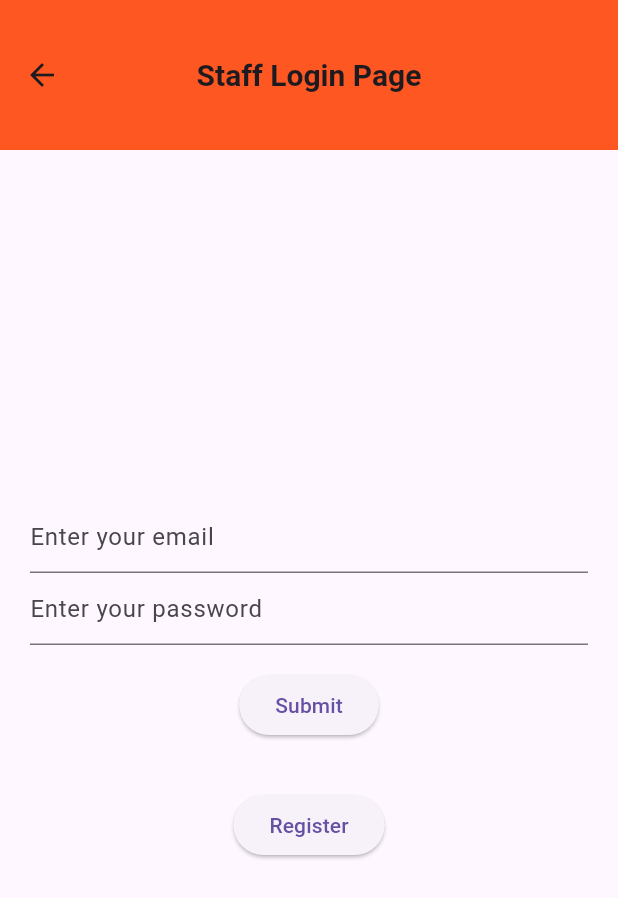
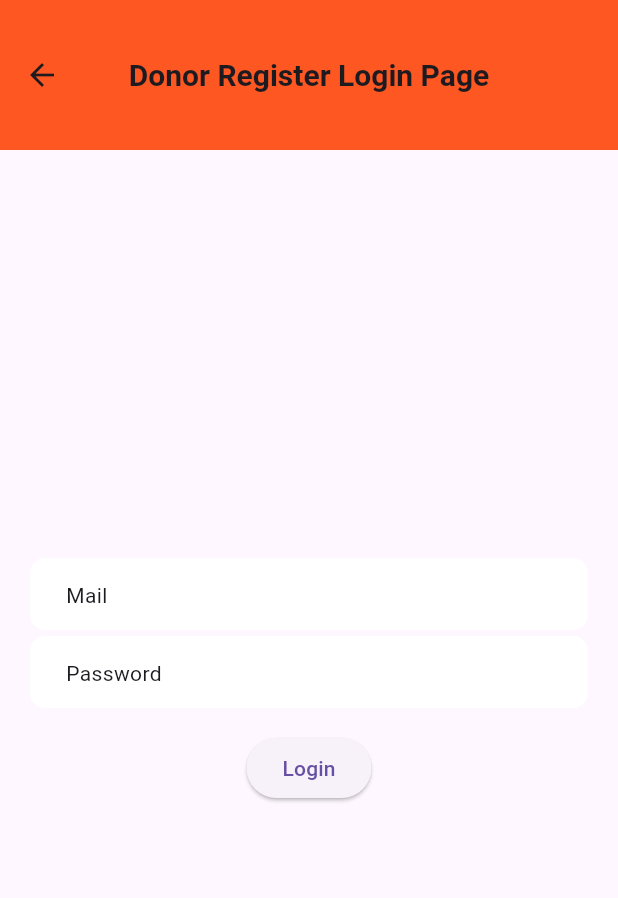
Before and after one commit to caglaar/blood_donor-mobil, a Flutter app: the screen it shows after launch, after a tap on "Donor Login", on a phone screen of 412 x 824 dp. Shown: the top 898 px of the screen. Run offline on Flutter 3.47's test engine with Material 3 defaults, Android fonts, the phone set to English and light mode, and no system bars; drawn by our look-alikes of flutter_form_builder; our stand-ins replace cloud_firestore, firebase_core, form_builder_validators; accounts and stored records are empty.

Commit message:
added register firebase future but login didnt add

```diff
--- a/lib/models/user_models/admin_model.dart
+++ b/lib/models/users_models/admin_model.dart
@@ -1,4 +1,4 @@
-import 'package:e_blood_donor/models/user_models/user_model.dart';
+import 'package:e_blood_donor/models/users_models/user_model.dart';
 
 class AdminModel extends UserModel {
   late String hospitalId;
--- /dev/null
+++ b/lib/models/users_models/donor_model.dart
@@ -0,0 +1,76 @@
+import 'package:e_blood_donor/const/random_id_create.dart';
+import 'package:e_blood_donor/models/users_models/user_model.dart';
+
+class DonorModel extends UserModel {
+  late String donorId;
+  late String bloodGroup;
+
+  DonorModel({
+    required String userId,
+    required String mail,
+    required String name,
+    required String surname,
+    required String birthDate,
+    required String phoneNumber,
+    required String password,
+    required String gender,
+    required this.bloodGroup,
+    required this.donorId,
+  }) : super(
+          userId: userId,
+          mail: mail,
+          name: name,
+          surname: surname,
+          birthDate: birthDate,
+          phoneNumber: phoneNumber,
+          password: password,
+          gender: gender,
+        );
+
+  DonorModel copyWith({
+    String? userId,
+    String? mail,
+    String? name,
+    String? surname,
+    String? birthDate,
+    String? phoneNumber,
+    String? password,
+    String? gender,
+    String? bloodGroup,
+    String? donorId,
+  }) {
+    return DonorModel(
+      userId: userId ?? this.userId,
+      mail: mail ?? this.mail,
+      name: name ?? this.name,
+      surname: surname ?? this.surname,
+      birthDate: birthDate ?? this.birthDate,
+      phoneNumber: phoneNumber ?? this.phoneNumber,
+      password: password ?? this.password,
+      gender: gender ?? this.gender,
+      bloodGroup: bloodGroup ?? this.bloodGroup,
+      donorId: donorId ?? this.donorId,
+    );
+  }
+
+  static DonorModel getEmptyClass() {
+    return DonorModel(
+      userId: "",
+      mail: "",
+      name: "",
+      surname: "",
+      birthDate: "",
+      phoneNumber: "",
+      password: "",
+      gender: "",
+      bloodGroup: "",
+      donorId: "",
+    );
+  }
+
+  @override
+  String toString() {
+    // TODO: implement toString
+    return "NAME=$name\n SURNAME=$surname\n MAIL=$mail \n USER_ID=$userId\n BIRTH_DATE=$birthDate\n PHONE_NUMBER=$phoneNumber\n PASSWORD=$password\n GENDER=$gender\n BLOOD_GROUP=$bloodGroup\n DONOR_ID=$donorId";
+  }
+}
--- a/lib/pages/adminHomePage/admin_login_page.dart
+++ b/lib/pages/adminPage/admin_login_page.dart
@@ -1,4 +1,4 @@
-import 'package:e_blood_donor/const/colorConst.dart';
+import 'package:e_blood_donor/const/color_const.dart';
 import 'package:flutter/material.dart';
 
 class AdminLoginPage extends StatefulWidget {
--- /dev/null
+++ b/lib/pages/donorPage/donor_login_page.dart
@@ -0,0 +1,86 @@
+import 'package:e_blood_donor/const/color_const.dart';
+import 'package:e_blood_donor/providers/donorProvider/login_provider.dart';
+import 'package:e_blood_donor/widgets/homeWidgets/form_register.dart';
+import 'package:flutter/material.dart';
+import 'package:flutter_form_builder/flutter_form_builder.dart';
+import 'package:form_builder_validators/form_builder_validators.dart';
+import 'package:provider/provider.dart';
+
+
+class DonorLoginPage extends StatelessWidget {
+  const DonorLoginPage({Key? key}) : super(key: key);
+
+  @override
+  Widget build(BuildContext context) {
+    return Scaffold(
+      appBar: AppBar(
+        title: const Text(
+          "Donor Register Login Page",
+          style: TextStyle(fontSize: 20, fontWeight: FontWeight.bold),
+        ),
+        centerTitle: true,
+        toolbarHeight: 100,
+        backgroundColor: ColorStyles.appBarBackgroundColor,
+      ),
+      body: Center(
+        child: Padding(
+          padding: const EdgeInsets.all(20.0),
+          child: Consumer<DonorLoginProvider>(
+            builder: (context, donorLoginProvider, child) {
+              return FormBuilder(
+                key: donorLoginProvider.formKey,
+                onChanged: () {
+                  donorLoginProvider.formKey.currentState!.save();
+                },
+                child: SingleChildScrollView(
+                  child: Column(
+                    crossAxisAlignment: CrossAxisAlignment.center,
+                    mainAxisAlignment: MainAxisAlignment.center,
+                    children: [
+                      FormRegister(
+                        initialValue: donorLoginProvider.donor.mail,
+                        keyValue: 'mail',
+                        hintText: 'Mail',
+                         validator: FormBuilderValidators.compose([
+                          FormBuilderValidators.required(),
+                          FormBuilderValidators.email(),
+                        ]),
+                      ),
+                      const SizedBox(
+                        height: 4,
+                      ),
+                      FormRegister(
+                        initialValue: donorLoginProvider.donor.password,
+                        keyValue: 'password',
+                        hintText: 'Password',
+                      ),
+                      Padding(
+                        padding: const EdgeInsets.symmetric(vertical: 16.0),
+                        child: ElevatedButton(
+                          onPressed: () {
+                            if (donorLoginProvider.formKey.currentState!
+                                .saveAndValidate()) {
+                              donorLoginProvider.formKey.currentState!.save();
+                              donorLoginProvider.donor =
+                                  donorLoginProvider.donor.copyWith(
+                                mail: donorLoginProvider
+                                    .formKey.currentState!.value['mail'],
+                                password: donorLoginProvider
+                                    .formKey.currentState!.value['password'],
+                              );
+                            }
+                          },
+                          child: const Text('Login'),
+                        ),
+                      ),
+                    ],
+                  ),
+                ),
+              );
+            },
+          ),
+        ),
+      ),
+    );
+  }
+}
--- a/lib/pages/donorHomePage/donor_login_page.dart
+++ b/lib/pages/staffPage/staff_login_page.dart
@@ -1,15 +1,14 @@
-import 'package:e_blood_donor/const/colorConst.dart';
-import 'package:e_blood_donor/pages/donorHomePage/donor_register_page.dart';
+import 'package:e_blood_donor/const/color_const.dart';
 import 'package:flutter/material.dart';
 
-class DonorLoginPage extends StatefulWidget {
-  const DonorLoginPage({Key? key}) : super(key: key);
+class StaffLoginPage extends StatefulWidget {
+  const StaffLoginPage({Key? key}) : super(key: key);
 
   @override
-  State<DonorLoginPage> createState() => _DonorLoginPageState();
+  State<StaffLoginPage> createState() => _StaffLoginPageState();
 }
 
-class _DonorLoginPageState extends State<DonorLoginPage> {
+class _StaffLoginPageState extends State<StaffLoginPage> {
   final GlobalKey<FormState> _formKey = GlobalKey<FormState>();
   TextEditingController _emailController = TextEditingController();
   TextEditingController _passwordController = TextEditingController();
@@ -68,15 +67,6 @@ class _DonorLoginPageState extends State<DonorLoginPage> {
                     child: const Text('Submit'),
                   ),
                 ),
-                Padding(
-                  padding: const EdgeInsets.symmetric(vertical: 16.0),
-                  child: ElevatedButton(
-                    onPressed: () {
-                      Navigator.of(context).push(MaterialPageRoute(builder: (context) => const DonorRegisterPage()));
-                    },
-                    child: const Text('Register'),
-                  ),
-                ),
               ],
             ),
           ),
--- /dev/null
+++ b/lib/providers/donorProvider/login_provider.dart
@@ -0,0 +1,60 @@
+import 'package:e_blood_donor/models/users_models/donor_model.dart';
+import 'package:flutter/material.dart';
+import 'package:flutter_form_builder/flutter_form_builder.dart';
+import 'package:cloud_firestore/cloud_firestore.dart';
+
+class DonorLoginProvider extends ChangeNotifier {
+  GlobalKey<FormBuilderState> formKey = GlobalKey<FormBuilderState>();
+  DonorModel _donor = DonorModel.getEmptyClass();
+
+  Future<bool> checkUserCredentials() async {
+  FirebaseFirestore firestore = FirebaseFirestore.instance;
+
+  try {
+    QuerySnapshot querySnapshot = await firestore
+        .collection('users')
+        .where('mail', isEqualTo: _donor.mail)
+        .limit(1)
+        .get();
+
+    if (querySnapshot.docs.isNotEmpty) {
+      // Kullanıcı bulundu,
+      var userDoc = querySnapshot.docs.first;
+      var userData = userDoc.data()  ;
+      String savedPassword = userData['password'] ?? "";
+
+      if (savedPassword == donor.password) {
+        // Şifre eşleşiyor
+        _donor.name = userData['name'] ?? "";
+        _donor.surname = userData['surname'] ?? "";
+        _donor.phoneNumber = userData['phoneNumber'] ?? "";
+        _donor.userId = userData['userId'] ?? "";
+        _donor.birthDate = userData['birthDate'] ?? "";
+        _donor.gender = userData['gender'] ?? "";
+
+      return (true);
+
+      } else {
+        print('Şifre eşleşmiyor!');
+        return (false);
+      }
+    } else {
+      print('Kullanıcı bulunamadı!');
+      return (false);
+    }
+  } catch (e) {
+    print('Veri okuma hatası: $e');
+    return (false);
+
+  }
+}
+
+
+  DonorModel get donor => _donor;
+
+  set donor(DonorModel value) {
+    _donor = value;
+    checkUserCredentials();
+    notifyListeners();
+  }
+}
--- /dev/null
+++ b/lib/providers/donorProvider/register_provider.dart
@@ -0,0 +1,47 @@
+import 'package:e_blood_donor/models/users_models/donor_model.dart';
+import 'package:flutter/material.dart';
+import 'package:flutter_form_builder/flutter_form_builder.dart';
+import 'package:cloud_firestore/cloud_firestore.dart';
+
+class DonorRegisterProvider extends ChangeNotifier {
+  GlobalKey<FormBuilderState> formKey = GlobalKey<FormBuilderState>();
+  DonorModel _donor = DonorModel.getEmptyClass();
+
+  void addDonor(FirebaseFirestore _firestore) async {
+  try {
+    await _firestore.collection('users').add({
+      'gender': donor.gender,
+      'name': donor.name,
+      'birthDate': donor.birthDate,
+      'mail': donor.mail,
+      'surname': donor.surname,
+      'password': donor.password,
+      'phoneNumber': donor.phoneNumber,
+      'userId': donor.userId
+    });
+    try {
+      await _firestore.collection('donors').add({
+      'bloodGroup': donor.bloodGroup,
+      'donorId': donor.donorId,
+      'userId': donor.userId
+    });
+    print("Donor Başarılı olusturuldu");
+    } catch (e) {
+      print("Donor bilgileri ekleme hatası");
+    }
+    print('User Bilgileri Başarılı olustu başarıyla eklendi.');
+  } catch (e) {
+    print('User ekleme hatası: $e');
+  }
+}
+
+
+  DonorModel get donor => _donor;
+
+  set donor(DonorModel value) {
+    _donor = value;
+    final FirebaseFirestore _firestore = FirebaseFirestore.instance;
+    addDonor(_firestore);
+    notifyListeners();
+  }
+}
--- a/lib/providers/register_provider.dart
+++ /dev/null
@@ -1,15 +0,0 @@
-import 'package:e_blood_donor/models/user_models/donor_model.dart';
-import 'package:flutter/material.dart';
-import 'package:flutter_form_builder/flutter_form_builder.dart';
-
-class RegisterProvider extends ChangeNotifier {
-  GlobalKey<FormBuilderState> formKey = GlobalKey<FormBuilderState>();
-  DonorModel _donor = DonorModel.getEmptyClass();
-
-  DonorModel get donor => _donor;
-
-  set donor(DonorModel value) {
-    _donor = value;
-    notifyListeners();
-  }
-}
--- a/lib/setup_provider.dart
+++ b/lib/setup_provider.dart
@@ -1,5 +1,6 @@
 
-import 'package:e_blood_donor/providers/register_provider.dart';
+import 'package:e_blood_donor/providers/donorProvider/login_provider.dart';
+import 'package:e_blood_donor/providers/donorProvider/register_provider.dart';
 import 'package:provider/provider.dart';
 import 'package:provider/single_child_widget.dart';
 
@@ -8,8 +9,9 @@ import 'package:provider/single_child_widget.dart';
 class SetupProviders {
   static List<SingleChildWidget> get providers => [
         ChangeNotifierProvider(
-          create: (context) => RegisterProvider()),
-
+          create: (context) => DonorRegisterProvider()),
+        ChangeNotifierProvider(
+          create: (context) => DonorLoginProvider()),
 
       ];
 
--- a/lib/widgets/homeWidgets/button_home.dart
+++ b/lib/widgets/homeWidgets/button_home.dart
@@ -1,10 +1,10 @@
-import 'package:e_blood_donor/const/buttonConsts.dart';
-import 'package:e_blood_donor/const/textConsts.dart';
+import 'package:e_blood_donor/const/button_consts.dart';
+import 'package:e_blood_donor/const/text_consts.dart';
 import 'package:flutter/material.dart';
 
 class ButtonHome extends StatelessWidget {
   final String message;
-  final StatefulWidget page;
+  final Widget page;
 
   const ButtonHome({Key? key, required this.message, required this.page}) : super(key: key);
 
```
Also changed, not shown: lib/const/random_id_create.dart (added, +9 -0 lines), lib/models/user_models/staff_model.dart (deleted, +0 -69 lines), lib/models/users_models/staff_model.dart (renamed from lib/models/user_models/donor_model.dart, +28 -33 lines), lib/pages/donorPage/donor_register_page.dart (renamed from lib/pages/donorHomePage/donor_register_page.dart, +6 -3 lines), lib/pages/mainPage/home_page.dart (+5 -5 lines), lib/pages/staffHomePage/staff_login_page.dart (deleted, +0 -83 lines), lib/const/button_consts.dart (renamed from lib/const/buttonConsts.dart), lib/const/color_const.dart (renamed from lib/const/colorConst.dart), lib/const/text_consts.dart (renamed from lib/const/textConsts.dart), lib/models/users_models/user_model.dart (renamed from lib/models/user_models/user_model.dart).
